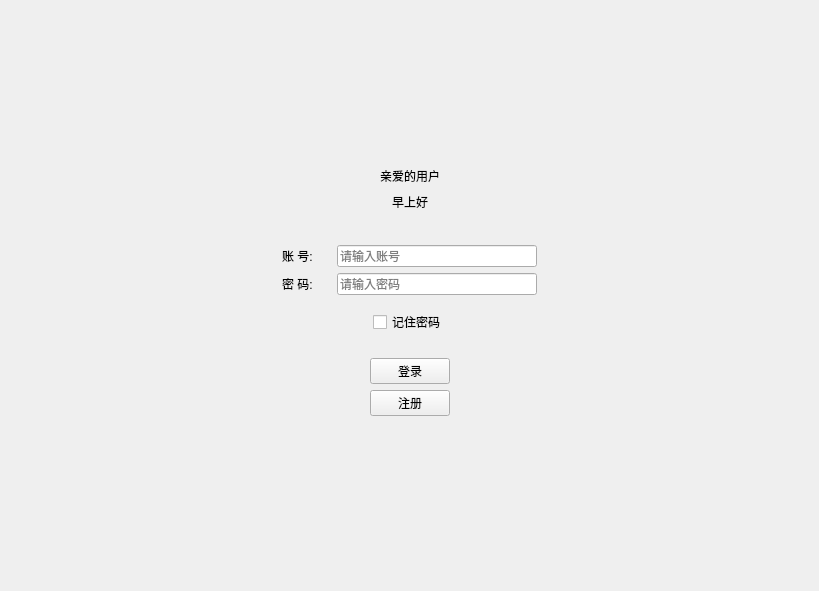
This is LibraryManager/login.ui in xuanlog/LibraryManager as Qt 5 draws it before an edit. The edited form follows.
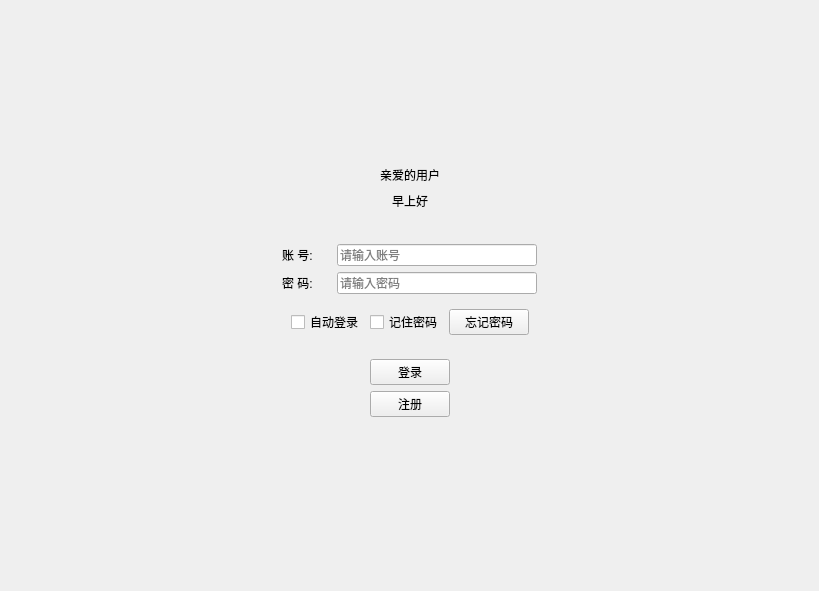
This is the edited form.

Commit message: 增加记住密码功能

Patch:
```diff
--- a/LibraryManager/login.ui
+++ b/LibraryManager/login.ui
@@ -259,6 +259,13 @@
         </property>
        </spacer>
       </item>
+      <item>
+       <widget class="QCheckBox" name="autoCheckBox">
+        <property name="text">
+         <string>自动登录</string>
+        </property>
+       </widget>
+      </item>
       <item>
        <widget class="QCheckBox" name="rememberCheckBox">
         <property name="text">
@@ -266,6 +273,13 @@
         </property>
        </widget>
       </item>
+      <item>
+       <widget class="QPushButton" name="resetButton">
+        <property name="text">
+         <string>忘记密码</string>
+        </property>
+       </widget>
+      </item>
       <item>
        <spacer name="horizontalSpacer_9">
         <property name="orientation">
```
The commit also changes 11 other files.
